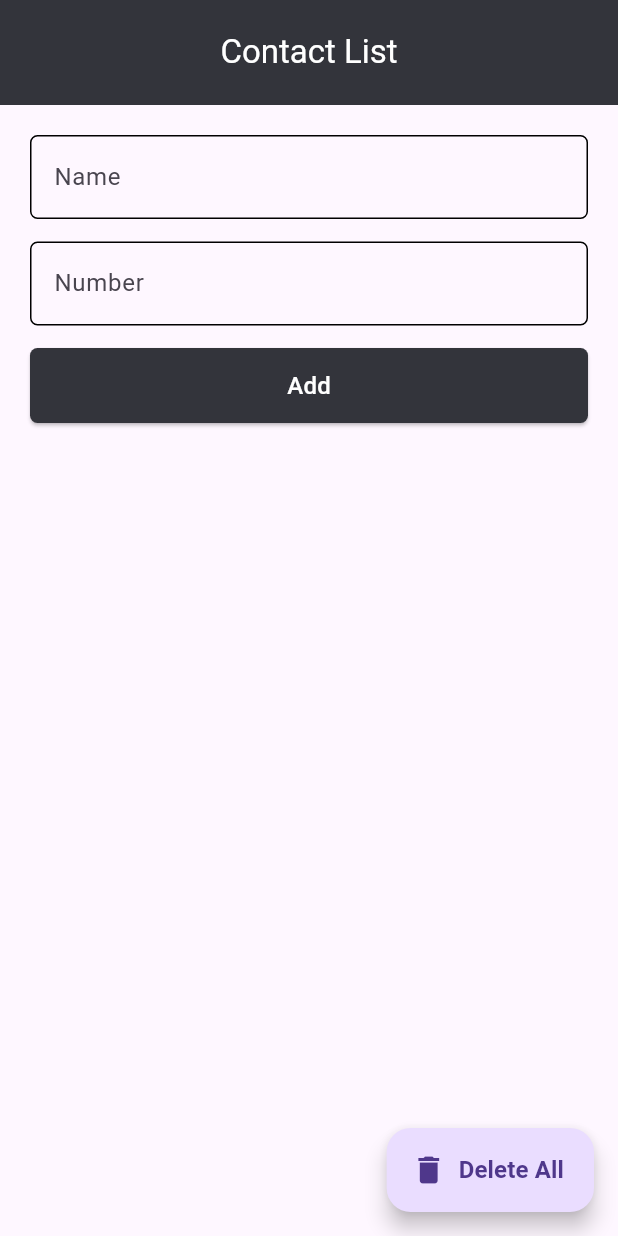
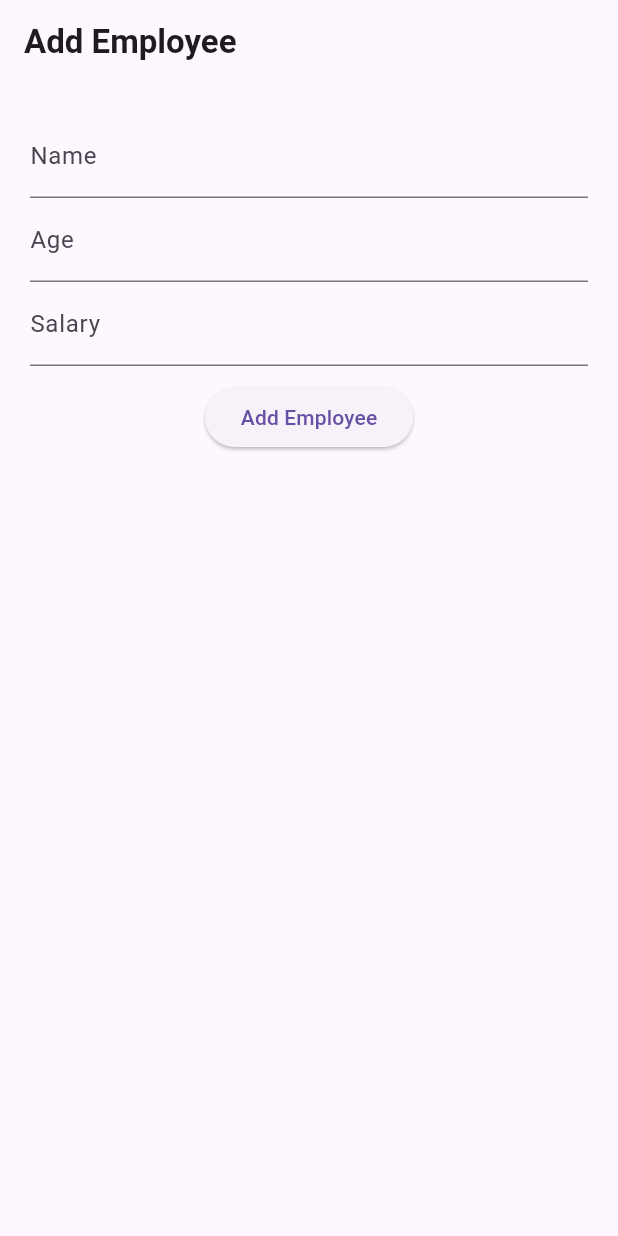
Before and after one commit to monabbir1/ostad_practice-, a Flutter app: the screen it shows after launch, on a phone screen of 412 x 824 dp. Run offline on Flutter 3.47's test engine with Material 3 defaults, Android fonts, the phone set to English and light mode, and no system bars.

```diff
--- a/lib/main.dart
+++ b/lib/main.dart
@@ -1,10 +1,10 @@
 import 'package:flutter/cupertino.dart';
 import 'package:flutter/material.dart';
+import 'package:ostad_prac/main.dart';
 
-void main() {
+void main(){
   runApp(MyApp());
 }
-
 class MyApp extends StatelessWidget {
   const MyApp({super.key});
 
@@ -12,178 +12,41 @@ class MyApp extends StatelessWidget {
   Widget build(BuildContext context) {
     return MaterialApp(
       debugShowCheckedModeBanner: false,
-      home: Home(),
-    );
+      home: Home(),);
   }
 }
-
-class Home extends StatefulWidget {
+class Home extends StatelessWidget {
   const Home({super.key});
-
-  @override
-  State<Home> createState() => _HomeState();
-}
-
-class _HomeState extends State<Home> {
-  List<Map<String, String>> _contact = [];
-  TextEditingController _nameController = TextEditingController();
-  TextEditingController _numberController = TextEditingController();
-
-  _addContact() {
-    if (_nameController.text.isNotEmpty && _numberController.text.isNotEmpty) {
-      setState(() {
-        _contact.add({
-          "name": _nameController.text,
-          "number": _numberController.text
-        });
-        _nameController.clear();
-        _numberController.clear();
-      });
-    }
-  }
-  void _removeContact(int index) {
-    setState(() {
-      _contact.removeAt(index);
-    });
-  }
-  void _removeAll() {
-    showDialog(
-      context: context,
-      builder: (ctx) => AlertDialog(
-        title: Text('Confirmation'),
-        content: Text('Do you really want to delete all contact?'),
-        actions: [
-          TextButton(
-            onPressed: () {
-              Navigator.of(ctx).pop();
-            },
-            child: Text('No'),
-          ),
-          TextButton(
-            onPressed: () {
-              setState(() {
-                _contact.clear();
-              });
-              Navigator.of(ctx).pop();
-            },
-            child: Text('Yes'),
-          ),
-        ],
-      ),
-    );
-  }
-  void _confirmDelete(int index) {
-    showDialog(
-      context: context,
-      builder: (ctx) => AlertDialog(
-        title: Text('Delete Contact'),
-        content: Text('Are you sure you want to delete this contact?'),
-        actions: [
-          TextButton(
-            onPressed: () {
-              Navigator.of(ctx).pop(); // ❌ Cancel করলে কিছু হবে না
-            },
-            child: Text('No'),
-          ),
-          TextButton(
-            onPressed: () {
-              setState(() {
-                _contact.removeAt(index); // ✅ Contact delete হবে
-              });
-              Navigator.of(ctx).pop(); // Dialog বন্ধ হবে
-            },
-            child: Text('Yes'),
-          ),
-        ],
-      ),
-    );
-  }
-
 
   @override
   Widget build(BuildContext context) {
     return Scaffold(
       appBar: AppBar(
-        centerTitle: true,
-        toolbarHeight: 70,
-        backgroundColor: Color(0xFF33343b),
-        title: Text(
-          'Contact List',
-          style: TextStyle(color: Colors.white),
-        ),
+        title: Text('Add Employee',style: TextStyle(fontWeight: FontWeight.bold),),
       ),
       body: Padding(
         padding: const EdgeInsets.all(20),
         child: Column(
           children: [
             TextFormField(
-              controller: _nameController,
-              style:
-                  TextStyle(color: Colors.black, fontWeight: FontWeight.w700),
               decoration: InputDecoration(
-                  enabledBorder: OutlineInputBorder(
-                      borderRadius: BorderRadius.circular(5)),
-                  focusedBorder: OutlineInputBorder(
-                      borderRadius: BorderRadius.circular(5),
-                      borderSide: BorderSide(color: Colors.black, width: 2)),
-                  labelText: 'Name',
-                  hintText: 'Enter This Name',
-                  hintStyle: TextStyle(color: Colors.black.withOpacity(.5))),
+                labelText: 'Name'
+              ),
             ),
-            SizedBox(height: 15),
             TextFormField(
-              controller: _numberController,
-              style:
-                  TextStyle(color: Colors.black, fontWeight: FontWeight.w700),
               decoration: InputDecoration(
-                  enabledBorder: OutlineInputBorder(
-                      borderRadius: BorderRadius.circular(5)),
-                  focusedBorder: OutlineInputBorder(
-                      borderRadius: BorderRadius.circular(5),
-                      borderSide: BorderSide(color: Colors.black, width: 2)),
-                  labelText: 'Number',
-                  hintText: 'Enter This Number',
-                  hintStyle: TextStyle(color: Colors.black.withOpacity(.5))),
+                labelText: 'Age'
+              ),
             ),
-            SizedBox(height: 15),
-            ElevatedButton(
-                onPressed: _addContact,
-                style: ElevatedButton.styleFrom(
-                    backgroundColor: Color(0xFF33343b),
-                    shape: RoundedRectangleBorder(
-                        borderRadius: BorderRadius.circular(5)),
-                    minimumSize: Size(double.infinity, 50)),
-                child: Text(
-                  'Add',
-                  style: TextStyle(color: Colors.white, fontSize: 16),
-                )),
-            Expanded(
-                child: ListView.builder(
-                    itemCount: _contact.length,
-                    itemBuilder: (context, index) {
-                      return GestureDetector(
-                        onLongPress: () => _confirmDelete(index),
-                        child: Card(
-                          child: ListTile(
-                            title: Text(
-                              _contact[index]["name"]!,
-                              style: TextStyle(fontWeight: FontWeight.w600),
-                            ),
-                            subtitle: Text(_contact[index]["number"]!),
-                            trailing: IconButton(
-                                onPressed: () {},
-                                icon: Icon(Icons.call)),
-                          ),
-                        ),
-                      );
-                    }))
+            TextFormField(
+              decoration: InputDecoration(
+                labelText: 'Salary'
+              ),
+            ),
+            SizedBox(height: 10,),
+            ElevatedButton(onPressed: (){}, child: Text('Add Employee'))
           ],
         ),
-      ),
-      floatingActionButton: FloatingActionButton.extended(
-          onPressed: _removeAll, label: Text('Delete All',style: TextStyle(
-        fontWeight: FontWeight.bold,fontSize: 16),),
-        icon: Icon(Icons.delete),
       ),
     );
   }
```
Also changed, not shown: lib/colors.dart (deleted, +0 -8 lines).
